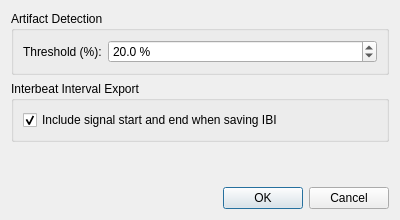
This is src/settingsdialog.ui in dgromer/PeakMan as Qt 5 draws it before an edit. The edited form follows.
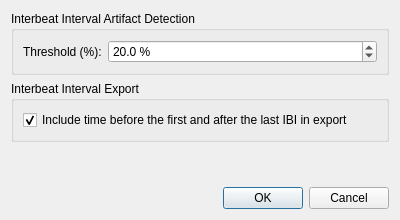
This is the edited form.

```diff
--- a/src/settingsdialog.ui
+++ b/src/settingsdialog.ui
@@ -17,7 +17,7 @@
    <item>
     <widget class="QGroupBox" name="artifactDetectionGroupBox">
      <property name="title">
-      <string>Artifact Detection</string>
+      <string>Interbeat Interval Artifact Detection</string>
      </property>
      <layout class="QFormLayout" name="formLayout">
       <item row="0" column="0">
@@ -61,7 +61,7 @@
       <item>
        <widget class="QCheckBox" name="includeStartEndCheckBox">
         <property name="text">
-         <string>Include signal start and end when saving IBI</string>
+         <string>Include time before the first and after the last IBI in export</string>
         </property>
         <property name="checked">
          <bool>true</bool>
```
Left out of the diff: 8 changed lines with no effect on the pictures.
